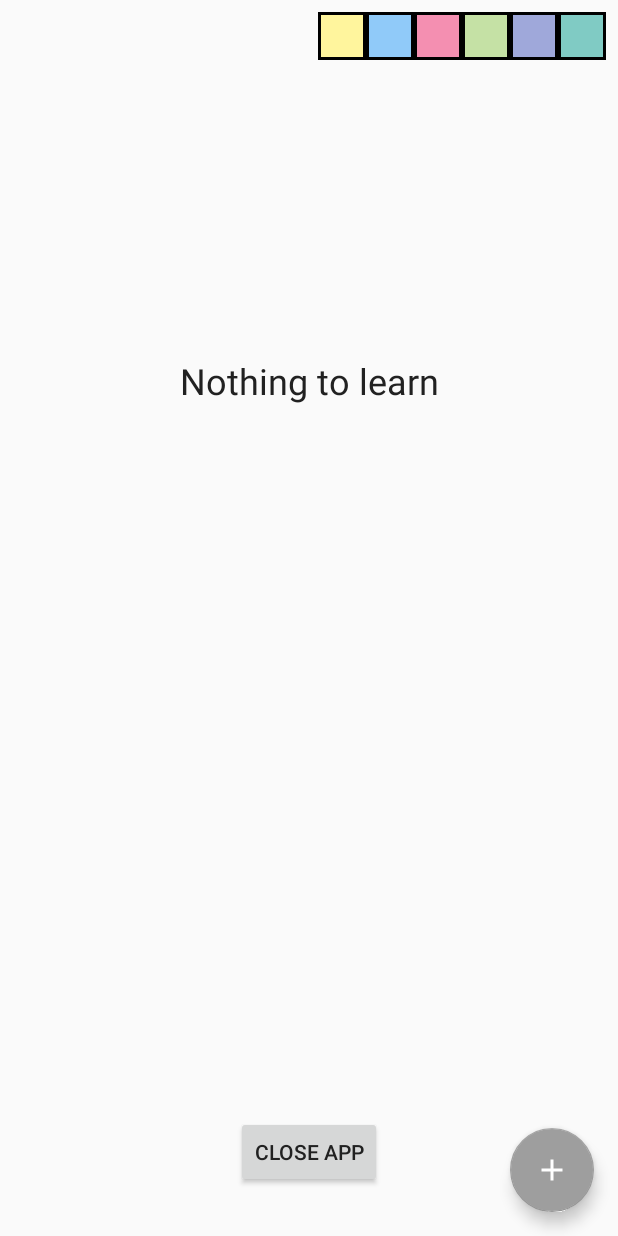
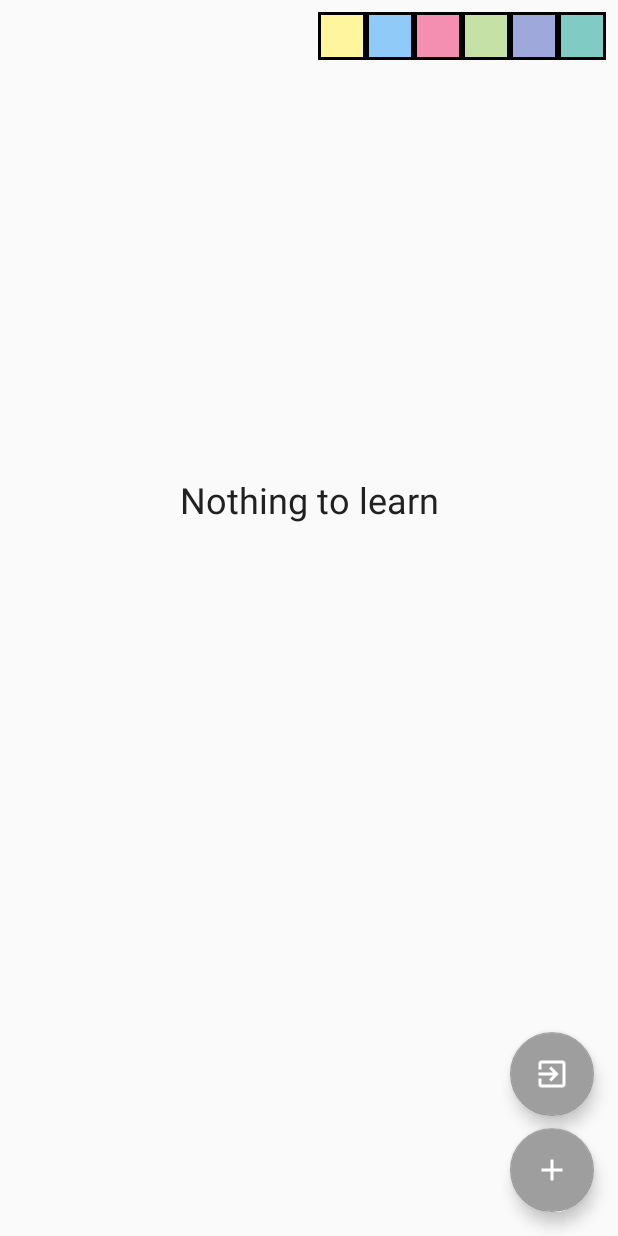
Before and after one commit to Lemao81/VocabularyTrainer, an Android app: the layout fragment_nothing_to_learn.xml on its own in the app's theme, with its tools: preview values and no code run, on a phone screen of 412 x 824 dp. Run offline under Robolectric (Android 15) with nearby library versions, the light colour scheme and no system bars.

Commit message:
replace close app button with fab

```diff
--- a/app/src/main/res/layout/fragment_nothing_to_learn.xml
+++ b/app/src/main/res/layout/fragment_nothing_to_learn.xml
@@ -29,18 +29,20 @@
             app:layout_constraintEnd_toEndOf="parent"
             app:layout_constraintStart_toStartOf="parent"
             app:layout_constraintTop_toTopOf="parent"
-            app:layout_constraintVertical_bias="0.3" />
+            app:layout_constraintVertical_bias="0.4" />
 
-        <Button
-            android:id="@+id/btnCloseApp"
+        <com.google.android.material.floatingactionbutton.FloatingActionButton
+            android:id="@+id/fabCloseApp"
             android:layout_width="wrap_content"
             android:layout_height="wrap_content"
-            android:layout_marginBottom="32dp"
+            android:layout_marginEnd="16dp"
+            android:layout_marginBottom="8dp"
+            android:clickable="true"
+            android:focusable="true"
             android:onClick="@{() -> viewModel.closeApp()}"
-            android:text="@string/close_app"
-            app:layout_constraintBottom_toBottomOf="parent"
+            app:layout_constraintBottom_toTopOf="@id/fabAddFlashCard"
             app:layout_constraintEnd_toEndOf="parent"
-            app:layout_constraintStart_toStartOf="parent" />
+            app:srcCompat="@drawable/ic_exit_to_app_white_24dp" />
 
         <include
             android:id="@+id/fabAddFlashCard"
--- /dev/null
+++ b/common/src/main/res/drawable/ic_exit_to_app_white_24dp.xml
@@ -0,0 +1,5 @@
+<vector android:height="24dp" android:tint="#FFFFFF"
+    android:viewportHeight="24.0" android:viewportWidth="24.0"
+    android:width="24dp" xmlns:android="http://schemas.android.com/apk/res/android">
+    <path android:fillColor="#FF000000" android:pathData="M10.09,15.59L11.5,17l5,-5 -5,-5 -1.41,1.41L12.67,11H3v2h9.67l-2.58,2.59zM19,3H5c-1.11,0 -2,0.9 -2,2v4h2V5h14v14H5v-4H3v4c0,1.1 0.89,2 2,2h14c1.1,0 2,-0.9 2,-2V5c0,-1.1 -0.9,-2 -2,-2z"/>
+</vector>
```
